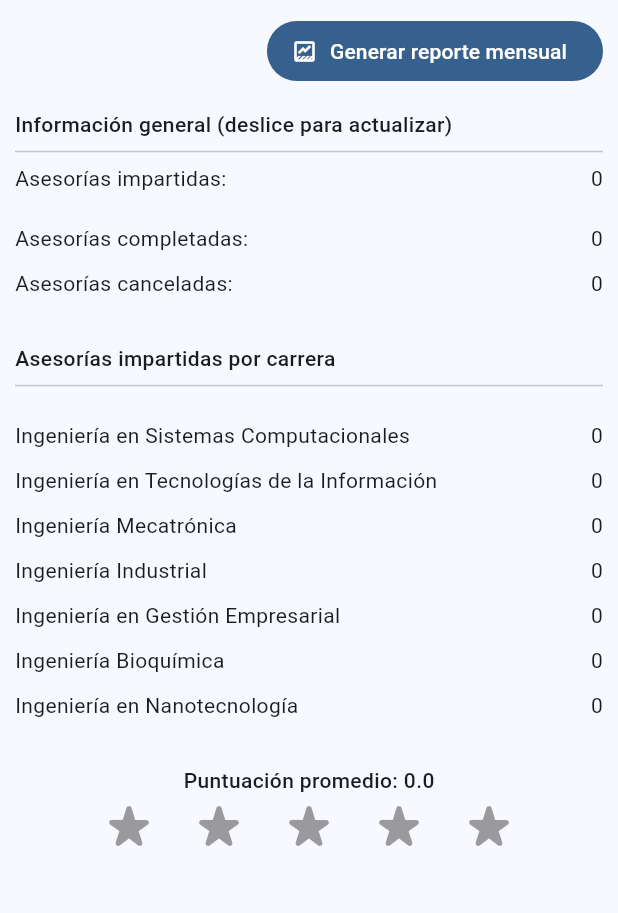
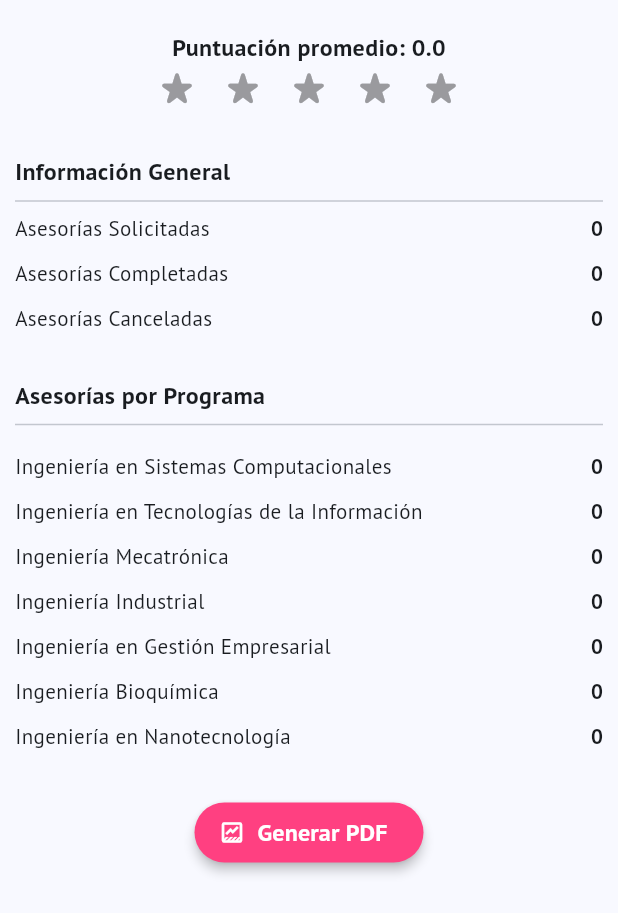
Before and after one commit to MikuDeveloper/aspartec, a Flutter app: the ReportsPage widget shown alone on an empty page, opened directly, on a phone screen of 412 x 824 dp. Shown: the top 913 px of the screen. Run offline on Flutter 3.47's test engine with Material 3 defaults, Android fonts, the phone set to English and light mode, and no system bars; drawn by our look-alikes of flutter_rating_bar; our stand-ins replace cloud_firestore, file_picker, firebase_auth, firebase_core, firebase_storage, flutter_multi_formatter and 6 more; missing offline and left inert: syncfusion_flutter_pdf; accounts and stored records are empty; generated files the repository leaves out were written again.

Commit message:
Mejora Reporte

```diff
--- a/lib/view/home/advisor/reports_page.dart
+++ b/lib/view/home/advisor/reports_page.dart
@@ -4,6 +4,7 @@ import 'package:file_picker/file_picker.dart';
 import 'package:flutter/material.dart';
 import 'package:flutter/services.dart';
 import 'package:flutter_rating_bar/flutter_rating_bar.dart';
+import 'package:google_fonts/google_fonts.dart';
 import 'package:syncfusion_flutter_pdf/pdf.dart';
 
 import '../../../generated/assets.dart';
@@ -224,35 +225,69 @@ class _ReportsPageState extends State<ReportsPage> {
     return ListView(
       padding: const EdgeInsets.all(10),
       children: [
-        Row(
+        const SizedBox(height: 10),
+        Column(
           mainAxisSize: MainAxisSize.max,
-          mainAxisAlignment: MainAxisAlignment.end,
+          mainAxisAlignment: MainAxisAlignment.center,
+          crossAxisAlignment: CrossAxisAlignment.center,
           children: [
-            FilledButton.icon(
-              onPressed: _generateReport,
-              label: const Text('Generar reporte mensual'),
-              icon: const Icon(Icons.data_thresholding_outlined),
-            )
+            Text('Puntuación promedio: ${rating.toStringAsFixed(1)}',
+              overflow: TextOverflow.ellipsis,
+              style: GoogleFonts.ptSans(
+                textStyle: const TextStyle(
+                  fontSize: 16,
+                  fontWeight: FontWeight.bold,
+                ),
+              ),
+              //style: const TextStyle(fontWeight: FontWeight.w500),
+            ),
+            RatingBar.builder(
+              initialRating: rating,
+              ignoreGestures: true,
+              allowHalfRating: true,
+              minRating: 0,
+              itemCount: 5,
+              direction: Axis.horizontal,
+              itemPadding: const EdgeInsets.symmetric(horizontal: 7),
+              itemBuilder: (BuildContext context, _) =>
+              const Icon(Icons.star_rate_rounded, color: Colors.amberAccent),
+              onRatingUpdate: (_) {},
+              itemSize: 30.0,
+            ),
           ],
         ),
-        const SizedBox(height: 15),
-        const Text('Información general (deslice para actualizar)', style: TextStyle(fontWeight: FontWeight.w500)),
+        const SizedBox(height: 30),
+
+        //const SizedBox(height: 15),
+        Text('Información General',
+          style: GoogleFonts.ptSans(
+            textStyle: const TextStyle(
+              fontSize: 16,
+              fontWeight: FontWeight.bold,
+            ),
+          ),
+        ),
         const Divider(),
         Row(
           mainAxisSize: MainAxisSize.max,
           mainAxisAlignment: MainAxisAlignment.spaceBetween,
           children: [
-            const Text('Asesorías impartidas:'),
-            Text('$advicesNumber')
-          ],
-        ),
-        const SizedBox(height: 20),
-        Row(
-          mainAxisSize: MainAxisSize.max,
-          mainAxisAlignment: MainAxisAlignment.spaceBetween,
-          children: [
-            const Text('Asesorías completadas:'),
-            Text('$completedAdvicesNumber')
+            Text('Asesorías Solicitadas',
+              style: GoogleFonts.ptSans(
+                textStyle: const TextStyle(
+                  fontSize: 14,
+                  fontWeight: FontWeight.normal,
+                ),
+              ),
+            ),
+            Text('$advicesNumber',
+            style: GoogleFonts.ptSans(
+                textStyle: const TextStyle(
+                  fontSize: 14,
+                  fontWeight: FontWeight.bold,
+                ),
+              ),
+            )
           ],
         ),
         const SizedBox(height: 10),
@@ -260,21 +295,22 @@ class _ReportsPageState extends State<ReportsPage> {
           mainAxisSize: MainAxisSize.max,
           mainAxisAlignment: MainAxisAlignment.spaceBetween,
           children: [
-            const Text('Asesorías canceladas:'),
-            Text('$canceledAdvicesNumber')
-          ],
-        ),
-        const SizedBox(height: 30),
-
-        const Text('Asesorías impartidas por carrera', style: TextStyle(fontWeight: FontWeight.w500)),
-        const Divider(),
-        const SizedBox(height: 15),
-        Row(
-          mainAxisSize: MainAxisSize.max,
-          mainAxisAlignment: MainAxisAlignment.spaceBetween,
-          children: [
-            const Text('Ingeniería en Sistemas Computacionales'),
-            Text('$sistemas')
+            Text('Asesorías Completadas',
+            style: GoogleFonts.ptSans(
+                textStyle: const TextStyle(
+                  fontSize: 14,
+                  fontWeight: FontWeight.normal,
+                ),
+              ),
+            ),
+            Text('$completedAdvicesNumber',
+            style: GoogleFonts.ptSans(
+                textStyle: const TextStyle(
+                  fontSize: 14,
+                  fontWeight: FontWeight.bold,
+                ),
+              ),
+            ),
           ],
         ),
         const SizedBox(height: 10),
@@ -282,8 +318,58 @@ class _ReportsPageState extends State<ReportsPage> {
           mainAxisSize: MainAxisSize.max,
           mainAxisAlignment: MainAxisAlignment.spaceBetween,
           children: [
-            const Text('Ingeniería en Tecnologías de la Información'),
-            Text('$tics')
+            Text('Asesorías Canceladas',
+            style: GoogleFonts.ptSans(
+                textStyle: const TextStyle(
+                  fontSize: 14,
+                  fontWeight: FontWeight.normal,
+                ),
+              ),
+            ),
+            Text('$canceledAdvicesNumber',
+            style: GoogleFonts.ptSans(
+                textStyle: const TextStyle(
+                  fontSize: 14,
+                  fontWeight: FontWeight.bold,
+                ),
+              ),
+            ),
+          ],
+        ),
+        const SizedBox(height: 30),
+
+        Text('Asesorías por Programa',
+          style: GoogleFonts.ptSans(
+            textStyle: const TextStyle(
+              fontSize: 16,
+              fontWeight: FontWeight.bold,
+            ),
+          ),
+        ),
+        //style: TextStyle(fontWeight: FontWeight.w500)),
+        const Divider(),
+        const SizedBox(height: 10),
+        Row(
+          mainAxisSize: MainAxisSize.max,
+          mainAxisAlignment: MainAxisAlignment.spaceBetween,
+          children: [
+            Text('Ingeniería en Sistemas Computacionales',
+              overflow: TextOverflow.ellipsis,
+              style: GoogleFonts.ptSans(
+                textStyle: const TextStyle(
+                  fontSize: 14,
+                  fontWeight: FontWeight.normal,
+                ),
+              ),
+            ),
+            Text('$sistemas',
+              style: GoogleFonts.ptSans(
+                textStyle: const TextStyle(
+                  fontSize: 14,
+                  fontWeight: FontWeight.bold,
+                ),
+              ),
+            ),
           ],
         ),
         const SizedBox(height: 10),
@@ -291,8 +377,23 @@ class _ReportsPageState extends State<ReportsPage> {
           mainAxisSize: MainAxisSize.max,
           mainAxisAlignment: MainAxisAlignment.spaceBetween,
           children: [
-            const Text('Ingeniería Mecatrónica'),
-            Text('$meca')
+            Text('Ingeniería en Tecnologías de la Información',
+              overflow: TextOverflow.ellipsis,
+              style: GoogleFonts.ptSans(
+                textStyle: const TextStyle(
+                  fontSize: 14,
+                  fontWeight: FontWeight.normal,
+                ),
+              ),
+            ),
+            Text('$tics',
+            style: GoogleFonts.ptSans(
+                textStyle: const TextStyle(
+                  fontSize: 14,
+                  fontWeight: FontWeight.bold,
+                ),
+              ),
+            ),
           ],
         ),
         const SizedBox(height: 10),
@@ -300,8 +401,23 @@ class _ReportsPageState extends State<ReportsPage> {
           mainAxisSize: MainAxisSize.max,
           mainAxisAlignment: MainAxisAlignment.spaceBetween,
           children: [
-            const Text('Ingeniería Industrial'),
-            Text('$tics')
+            Text('Ingeniería Mecatrónica',
+              overflow: TextOverflow.ellipsis,
+              style: GoogleFonts.ptSans(
+                textStyle: const TextStyle(
+                  fontSize: 14,
+                  fontWeight: FontWeight.normal,
+                ),
+              ),
+            ),
+            Text('$meca',
+              style: GoogleFonts.ptSans(
+                textStyle: const TextStyle(
+                  fontSize: 14,
+                  fontWeight: FontWeight.bold,
+                ),
+              ),
+            ),
           ],
         ),
         const SizedBox(height: 10),
@@ -309,8 +425,23 @@ class _ReportsPageState extends State<ReportsPage> {
           mainAxisSize: MainAxisSize.max,
           mainAxisAlignment: MainAxisAlignment.spaceBetween,
           children: [
-            const Text('Ingeniería en Gestión Empresarial'),
-            Text('$gestion')
+            Text('Ingeniería Industrial',
+              overflow: TextOverflow.ellipsis,
+              style: GoogleFonts.ptSans(
+                textStyle: const TextStyle(
+                  fontSize: 14,
+                  fontWeight: FontWeight.normal,
+                ),
+              ),
+            ),
+            Text('$industrial',
+              style: GoogleFonts.ptSans(
+                textStyle: const TextStyle(
+                  fontSize: 14,
+                  fontWeight: FontWeight.bold,
+                ),
+              ),
+            ),
           ],
         ),
         const SizedBox(height: 10),
@@ -318,8 +449,23 @@ class _ReportsPageState extends State<ReportsPage> {
           mainAxisSize: MainAxisSize.max,
           mainAxisAlignment: MainAxisAlignment.spaceBetween,
           children: [
-            const Text('Ingeniería Bioquímica'),
-            Text('$bioquimica')
+            Text('Ingeniería en Gestión Empresarial',
+              overflow: TextOverflow.ellipsis,
+              style: GoogleFonts.ptSans(
+                textStyle: const TextStyle(
+                  fontSize: 14,
+                  fontWeight: FontWeight.normal,
+                ),
+              ),
+            ),
+            Text('$gestion',
+              style: GoogleFonts.ptSans(
+                textStyle: const TextStyle(
+                  fontSize: 14,
+                  fontWeight: FontWeight.bold,
+                ),
+              ),
+            ),
           ],
         ),
         const SizedBox(height: 10),
@@ -327,32 +473,75 @@ class _ReportsPageState extends State<ReportsPage> {
           mainAxisSize: MainAxisSize.max,
           mainAxisAlignment: MainAxisAlignment.spaceBetween,
           children: [
-            const Text('Ingeniería en Nanotecnología'),
-            Text('$nano')
-          ],
-        ),
-        const SizedBox(height: 30),
-        Column(
-          mainAxisSize: MainAxisSize.max,
-          mainAxisAlignment: MainAxisAlignment.center,
-          crossAxisAlignment: CrossAxisAlignment.center,
-          children: [
-            Text('Puntuación promedio: ${rating.toStringAsFixed(1)}', style: const TextStyle(fontWeight: FontWeight.w500)),
-            RatingBar.builder(
-              initialRating: rating,
-              ignoreGestures: true,
-              allowHalfRating: true,
-              minRating: 0,
-              itemCount: 5,
-              direction: Axis.horizontal,
-              itemPadding: const EdgeInsets.symmetric(horizontal: 10),
-              itemBuilder: (BuildContext context, _) =>
-              const Icon(Icons.star_rate_rounded, color: Colors.amberAccent),
-              onRatingUpdate: (_) {}
+            Text('Ingeniería Bioquímica',
+              overflow: TextOverflow.ellipsis,
+              style: GoogleFonts.ptSans(
+                textStyle: const TextStyle(
+                  fontSize: 14,
+                  fontWeight: FontWeight.normal,
+                ),
+              ),
+            ),
+            Text('$bioquimica',
+              style: GoogleFonts.ptSans(
+                textStyle: const TextStyle(
+                  fontSize: 14,
+                  fontWeight: FontWeight.bold,
+                ),
+              ),
             ),
           ],
         ),
+        const SizedBox(height: 10),
+        Row(
+          mainAxisSize: MainAxisSize.max,
+          mainAxisAlignment: MainAxisAlignment.spaceBetween,
+          children: [
+            Text('Ingeniería en Nanotecnología',
+              overflow: TextOverflow.ellipsis,
+              style: GoogleFonts.ptSans(
+                textStyle: const TextStyle(
+                  fontSize: 14,
+                  fontWeight: FontWeight.normal,
+                ),
+              ),
+            ),
+            Text('$nano',
+              style: GoogleFonts.ptSans(
+                textStyle: const TextStyle(
+                  fontSize: 14,
+                  fontWeight: FontWeight.bold,
+                ),
+              ),
+            ),
+          ],
+        ),
+
         const SizedBox(height: 30),
+        Row(
+          mainAxisSize: MainAxisSize.max,
+          mainAxisAlignment: MainAxisAlignment.center,
+          children: [
+            FilledButton.icon(
+              onPressed: _generateReport,
+              label: Text('Generar PDF',
+                style: GoogleFonts.ptSans(
+                  textStyle: const TextStyle(
+                    fontSize: 16,
+                    fontWeight: FontWeight.bold,
+                  ),
+                ),
+              ),
+              icon: const Icon(Icons.data_thresholding_outlined),
+              style: ButtonStyle(
+                backgroundColor: WidgetStateProperty.all<Color>(Colors.pinkAccent), // Cambia a tu color deseado
+                foregroundColor: WidgetStateProperty.all<Color>(Colors.white),
+                elevation: WidgetStateProperty.all<double>(3.0), // Cambia a tu color de texto deseado
+          ),
+            )
+          ],
+        ),
+
       ],
     );
   }
```
